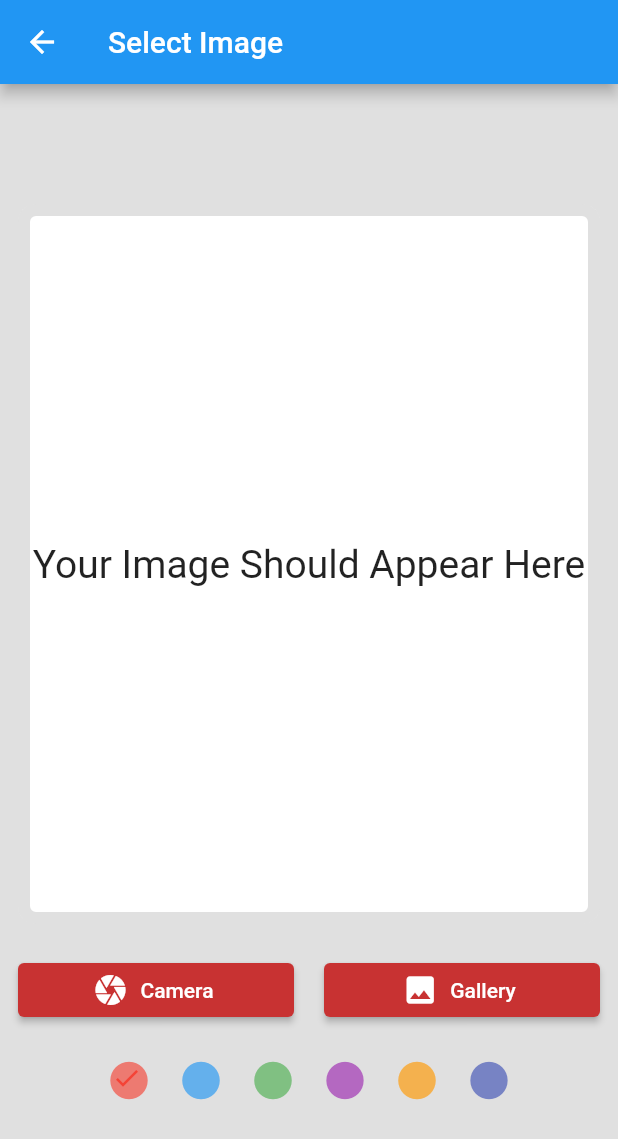
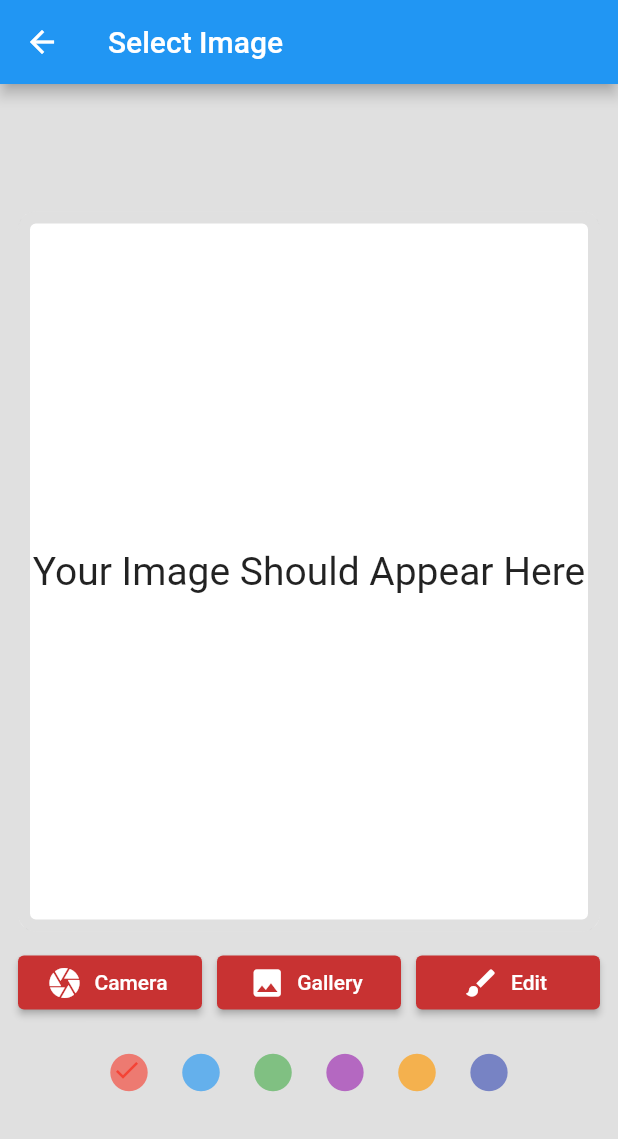
Before and after one commit to sunrize67/HousePaint, a Flutter app: the screen it shows after launch, after a tap on the "brush" icon, on a phone screen of 412 x 824 dp. Shown: the top 1139 px of the screen. Run offline on Flutter 3.47's test engine with Material 2 defaults, Android fonts, the phone set to English and light mode, and no system bars; our stand-ins replace flutter_svg, get, image_picker, open_file; missing offline and left inert: image_painter.

Commit message:
ImagePainter

```diff
--- a/house_app/lib/image_select.dart
+++ b/house_app/lib/image_select.dart
@@ -1,6 +1,8 @@
 import 'dart:io';
 import 'package:flutter/material.dart';
 import 'package:image_picker/image_picker.dart';
+
+import 'image_painter.dart';
 
 class ImageSelect extends StatefulWidget {
   const ImageSelect({Key? key}) : super(key: key);
@@ -65,31 +67,45 @@ class _ImageSelectState extends State<ImageSelect> {
                     textAlign: TextAlign.center,
                   ),
                 ),
-                const SizedBox(height: 20),
+              const SizedBox(height: 10),
               Row(
                 children: [
                   Expanded(
                       child: ElevatedButton.icon(
-                            onPressed: () =>
-                                getImage(source: ImageSource.camera),
+                          onPressed: () => getImage(source: ImageSource.camera),
                           icon: const Icon(Icons.camera),
                           label: const Text('Camera'),
                           style: ButtonStyle(
                               backgroundColor: MaterialStateProperty.all(
                                   Color.fromARGB(255, 200, 50, 50))))),
                   const SizedBox(
-                      width: 20,
+                    width: 10,
                   ),
                   Expanded(
                     child: ElevatedButton.icon(
-                          onPressed: () =>
-                              getImage(source: ImageSource.gallery),
+                        onPressed: () => getImage(source: ImageSource.gallery),
                         icon: Icon(Icons.image),
                         label: const Text('Gallery'),
                         style: ButtonStyle(
                             backgroundColor: MaterialStateProperty.all(
                                 Color.fromARGB(255, 200, 50, 50)))),
                   ),
+                  const SizedBox(
+                    width: 10,
+                  ),
+                  Expanded(
+                    child: ElevatedButton.icon(
+                      icon: Icon(Icons.brush),
+                      label: const Text('Edit'),
+                      style: ButtonStyle(
+                          backgroundColor: MaterialStateProperty.all(
+                              Color.fromARGB(255, 200, 50, 50))),
+                      onPressed: () => Navigator.push(
+                          context,
+                          MaterialPageRoute(
+                              builder: (context) => ImagePainterExample())),
+                    ),
+                  )
                 ],
               ),
               const SizedBox(
@@ -97,7 +113,8 @@ class _ImageSelectState extends State<ImageSelect> {
               ),
               buildColorIcons(),
             ],
-            )));
+          )),
+    );
   }
 
   Widget buildColorIcons() => Row(
--- a/house_app/pubspec.yaml
+++ b/house_app/pubspec.yaml
@@ -43,6 +43,8 @@ dependencies:
   image_picker: ^0.8.4+5
   flutter_svg: ^1.0.3
   flutter_image: ^4.1.0
+  image_painter: ^0.4.5
+  open_file: ^3.2.1
 
 dev_dependencies:
   flutter_test:
@@ -73,6 +75,7 @@ flutter:
   # To add assets to your application, add an assets section, like this:
   assets:
      - assets/home1.svg
+     - assets/10.jpg
 
 
   # An image asset can refer to one or more resolution-specific "variants", see
```
Also changed, not shown: house_app/lib/image_painter.dart (added, +74 -0 lines), house_app/assets/10.jpg (added), house_app/pubspec.lock. Lines whose indentation alone changed are shown as unchanged.
